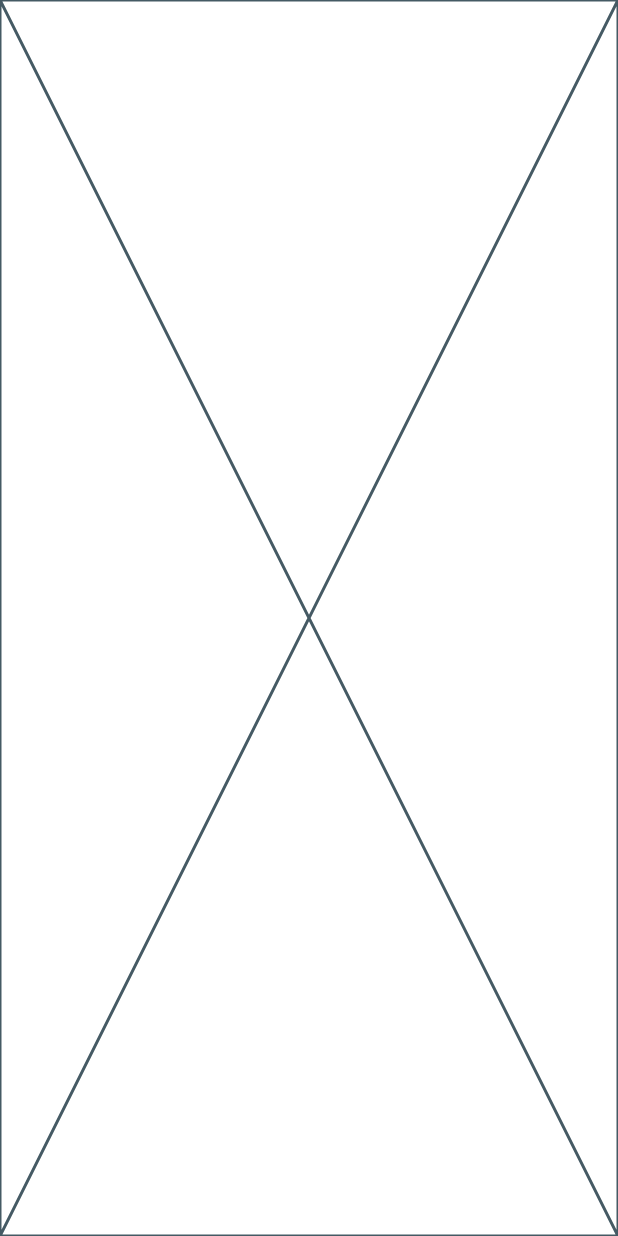
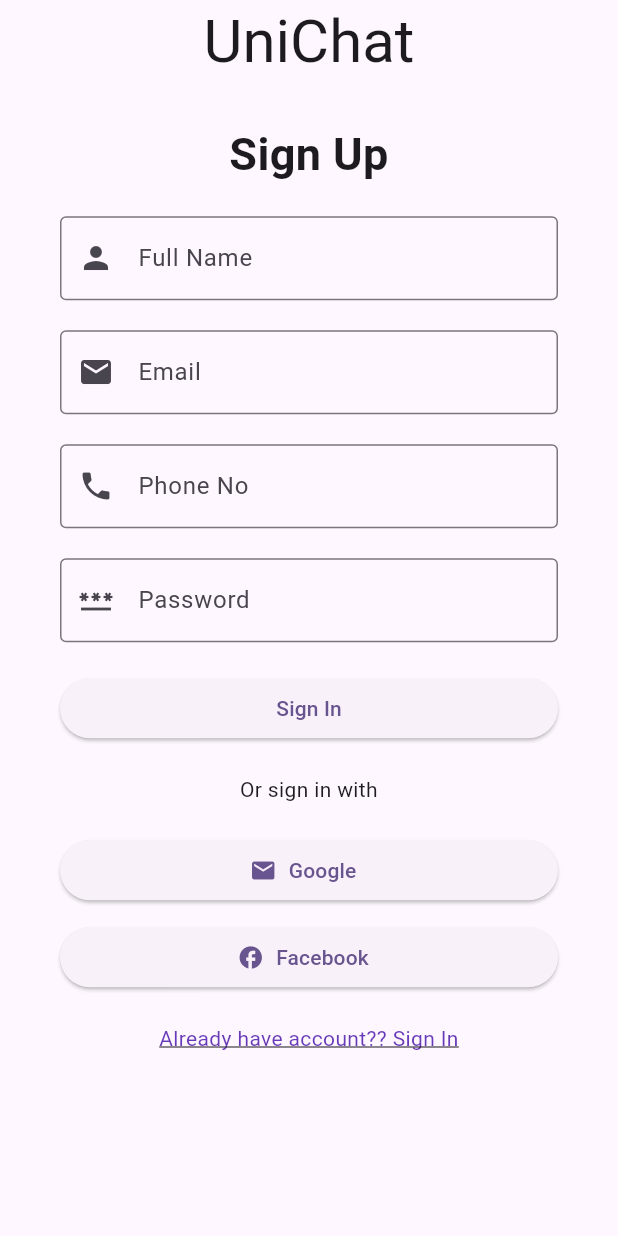
Before and after one commit to Poojan912/UniChat, a Flutter app: the screen it shows after launch, after a tap on an icon or button, on a phone screen of 412 x 824 dp. Run offline on Flutter 3.47's test engine with Material 3 defaults, Android fonts, the phone set to English and light mode, and no system bars.

Commit message:
implemented signup page

```diff
--- a/lib/signin_page.dart
+++ b/lib/signin_page.dart
@@ -12,6 +12,7 @@ class _signin_pageState extends State<signin_page> {
   @override
   Widget build(BuildContext context) {
     return Scaffold(
+      resizeToAvoidBottomInset : false,
       appBar: AppBar(
         title: Text(
           "UniChat",
--- a/lib/signup_page.dart
+++ b/lib/signup_page.dart
@@ -1,4 +1,5 @@
 import 'package:flutter/material.dart';
+import 'package:unichat/signin_page.dart';
 
 class signup_page extends StatefulWidget {
   const signup_page({super.key});
@@ -10,6 +11,118 @@ class signup_page extends StatefulWidget {
 class _signup_pageState extends State<signup_page> {
   @override
   Widget build(BuildContext context) {
-    return const Placeholder();
+    return Scaffold(
+      resizeToAvoidBottomInset : false,
+      appBar: AppBar(
+        title: const Text(
+          "UniChat",
+          style: TextStyle(fontSize: 40),
+        ),
+        centerTitle: true,
+      ),
+      body:
+
+      Padding(
+
+        padding: const EdgeInsets.only(top: 25.20, left: 20.0, right: 20.0),
+        child: Column(
+          mainAxisAlignment: MainAxisAlignment.start,
+          crossAxisAlignment: CrossAxisAlignment.stretch,
+          children: <Widget>[
+            const Text("Sign Up",
+                style: TextStyle(fontSize: 30, fontWeight: FontWeight.w700),
+                textAlign: TextAlign.center),
+            Padding(
+                padding: const EdgeInsets.only(top: 20.0, left: 20.0, right: 20.0),
+                child: TextFormField(
+                  decoration: const InputDecoration(
+                    labelText: 'Full Name',
+                    prefixIcon: Icon(Icons.person),
+                    border: OutlineInputBorder(),
+                  ),
+                  keyboardType: TextInputType.name,
+                )),
+            Padding(
+                padding: const EdgeInsets.only(top: 20.0, left: 20.0, right: 20.0),
+                child: TextFormField(
+                  decoration: const InputDecoration(
+                    labelText: 'Email',
+                    prefixIcon: Icon(Icons.email),
+                    border: OutlineInputBorder(),
+                  ),
+                  keyboardType: TextInputType.emailAddress,
+                )),
+            Padding(
+                padding: const EdgeInsets.only(top: 20.0, left: 20.0, right: 20.0),
+                child: TextFormField(
+                  decoration: const InputDecoration(
+                    labelText: 'Phone No',
+                    prefixIcon: Icon(Icons.phone),
+                    border: OutlineInputBorder(),
+                  ),
+                  keyboardType: TextInputType.phone,
+                )),
+            Padding(
+                padding: EdgeInsets.only(top: 20.0, left: 20.0, right: 20.0),
+                child: TextFormField(
+                  decoration: const InputDecoration(
+                    labelText: 'Password',
+                    prefixIcon: Icon(Icons.password),
+                    border: OutlineInputBorder(),
+                  ),
+                  obscureText: true,
+                  keyboardType: TextInputType.visiblePassword,
+                )
+            ),
+            Padding(
+                padding: const EdgeInsets.only(top: 20.0, left: 20.0, right: 20.0),
+                child: ElevatedButton(
+                  onPressed: () {
+                    // Handle Sign-In logic
+                  },
+                  child: const Text('Sign In'),
+                )
+            ),
+            const SizedBox(height: 20.0),
+            const Text('Or sign in with', textAlign: TextAlign.center),
+            Padding(
+                padding: const EdgeInsets.only(top: 20.0, left: 20.0, right: 20.0),
+                child: ElevatedButton.icon(
+                  icon: const Icon(Icons.email), // Placeholder icon for Google
+                  label: const Text('Google'),
+                  onPressed: () {
+                    // Handle Google Sign-In logic
+                  },
+                )
+            ),
+
+            Padding(
+                padding: const EdgeInsets.only(top: 10.0, left: 20.0, right: 20.0),
+                child: ElevatedButton.icon(
+                  icon: const Icon(Icons.facebook), // Placeholder icon for Facebook
+                  label: const Text('Facebook'),
+                  onPressed: () {
+                    // Handle Facebook Sign-In logic
+                  },
+                )
+            ),
+            Padding(padding: const EdgeInsets.only(top:20.0),
+              child: InkWell(
+                onTap: (){
+                  Navigator.pushReplacement(context, MaterialPageRoute(builder: (context) => signin_page()));
+                },
+                child: const Text(
+                  'Already have account?? Sign In',textAlign: TextAlign.center,style: TextStyle(
+                  color: Colors.deepPurple, // Adjust the color as needed
+                  decoration: TextDecoration.underline, // Underline to mimic hyperlink
+                ),
+                ),
+              ),
+            )
+
+          ],
+        ),
+      ),
+    );
   }
 }
```
